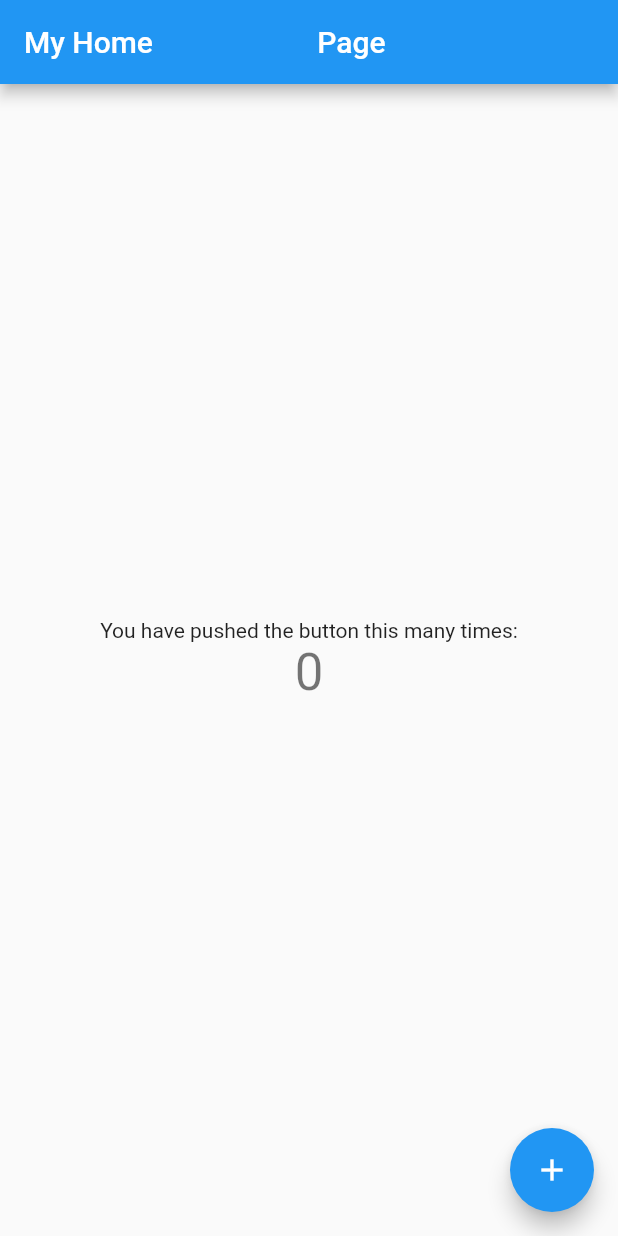
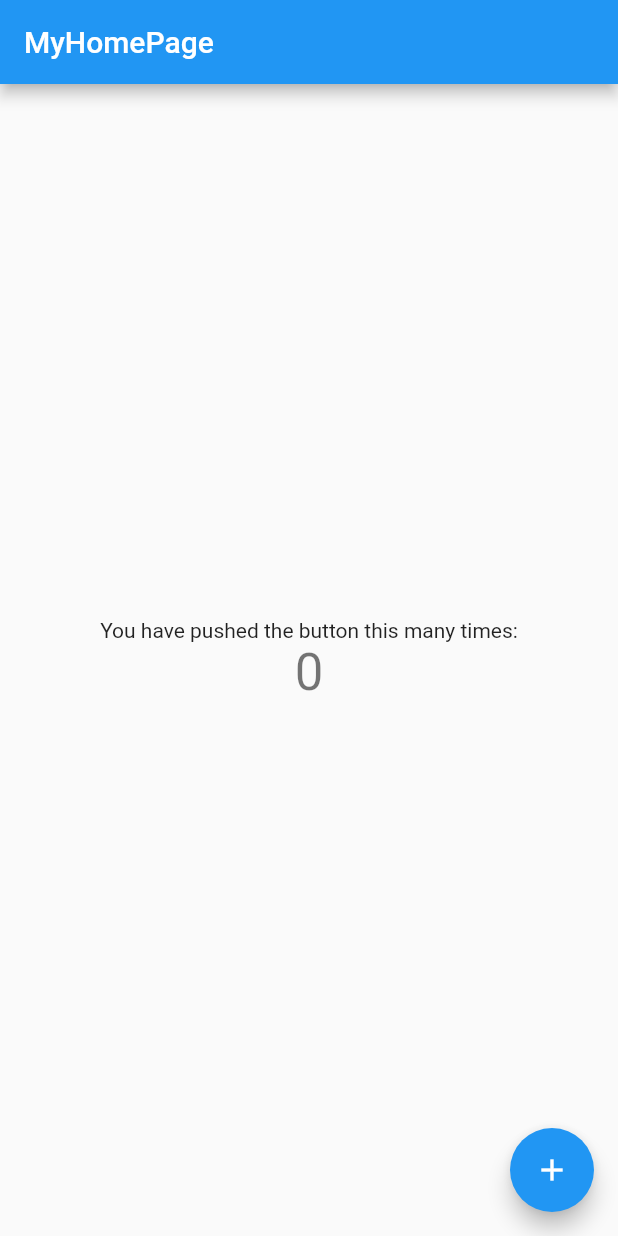
Before and after one commit to techolation/Visit_provision_no_4, a Flutter app: the screen it shows after launch, on a phone screen of 412 x 824 dp. Run offline on Flutter 3.47's test engine with Material 2 defaults, Android fonts, the phone set to English and light mode, and no system bars.

Commit message:
eleventh commit

```diff
--- a/lib/main.dart
+++ b/lib/main.dart
@@ -20,7 +20,7 @@ class MyApp extends StatelessWidget {
         // is not restarted.
         primarySwatch: Colors.blue,
       ),
-      home: MyHomePage(title: 'My Home                      Page'),
+      home: MyHomePage(title: 'MyHomePage'),
     );
   }
 }
```
